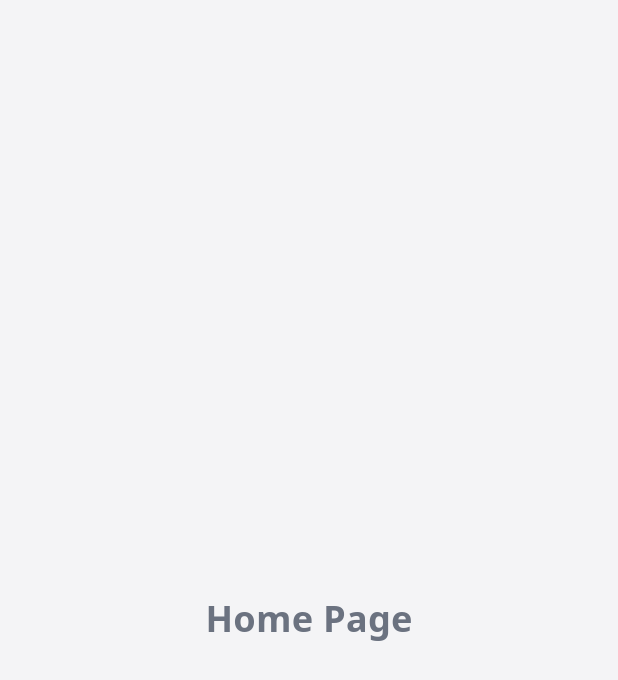
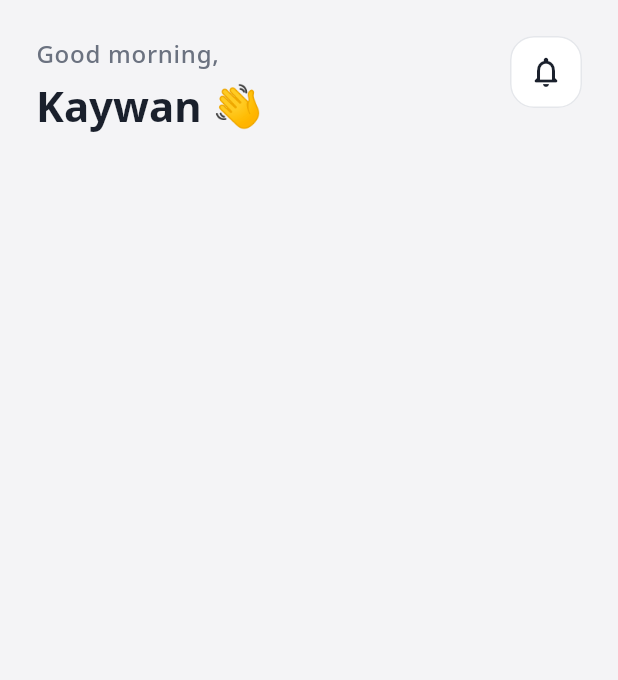
Before and after one commit to kaywansmustafa-web/Saxlem, a Flutter app: the HomePage screen opened directly, on a phone screen of 412 x 824 dp. Shown: the top 680 px of the screen. Run offline on Flutter 3.47's test engine with Material 3 defaults, Android fonts, the phone set to English and light mode, and no system bars; our stand-ins replace google_fonts.

Commit message:
Add reusable dashboard header

```diff
--- a/mobile/lib/features/home/presentation/pages/home_page.dart
+++ b/mobile/lib/features/home/presentation/pages/home_page.dart
@@ -1,17 +1,21 @@
 import 'package:flutter/material.dart';
+
+import '../../../../config/theme/app_colors.dart';
+import '../widgets/dashboard_header.dart';
 
 class HomePage extends StatelessWidget {
   const HomePage({super.key});
 
   @override
   Widget build(BuildContext context) {
-    return const Scaffold(
-      body: Center(
-        child: Text(
-          'Home Page',
-          style: TextStyle(
-            fontSize: 24,
-            fontWeight: FontWeight.bold,
+    return Scaffold(
+      backgroundColor: AppColors.background,
+      body: SafeArea(
+        child: Padding(
+          padding: const EdgeInsets.fromLTRB(24, 24, 24, 32),
+          child: DashboardHeader(
+            userName: 'Kaywan',
+            onNotificationPressed: () {},
           ),
         ),
       ),
--- /dev/null
+++ b/mobile/lib/features/home/presentation/widgets/dashboard_header.dart
@@ -0,0 +1,85 @@
+import 'package:flutter/material.dart';
+
+import '../../../../config/theme/app_colors.dart';
+
+class DashboardHeader extends StatelessWidget {
+  const DashboardHeader({
+    required this.userName,
+    this.onNotificationPressed,
+    super.key,
+  });
+
+  final String userName;
+  final VoidCallback? onNotificationPressed;
+
+  @override
+  Widget build(BuildContext context) {
+    return Row(
+      crossAxisAlignment: CrossAxisAlignment.start,
+      children: [
+        Expanded(
+          child: Column(
+            crossAxisAlignment: CrossAxisAlignment.start,
+            children: [
+              Text(
+                _greeting(),
+                style: Theme.of(context).textTheme.bodyLarge?.copyWith(
+                      color: AppColors.textSecondary,
+                      fontWeight: FontWeight.w500,
+                    ),
+              ),
+              const SizedBox(height: 4),
+              Text(
+                '$userName 👋',
+                maxLines: 1,
+                overflow: TextOverflow.ellipsis,
+                style: Theme.of(context).textTheme.headlineMedium?.copyWith(
+                      fontSize: 28,
+                      fontWeight: FontWeight.w700,
+                      color: AppColors.textPrimary,
+                    ),
+              ),
+            ],
+          ),
+        ),
+        const SizedBox(width: 16),
+        Material(
+          color: AppColors.white,
+          borderRadius: BorderRadius.circular(16),
+          child: InkWell(
+            onTap: onNotificationPressed,
+            borderRadius: BorderRadius.circular(16),
+            child: Container(
+              width: 48,
+              height: 48,
+              decoration: BoxDecoration(
+                borderRadius: BorderRadius.circular(16),
+                border: Border.all(
+                  color: AppColors.border,
+                ),
+              ),
+              child: const Icon(
+                Icons.notifications_none_rounded,
+                color: AppColors.textPrimary,
+              ),
+            ),
+          ),
+        ),
+      ],
+    );
+  }
+
+  String _greeting() {
+    final hour = DateTime.now().hour;
+
+    if (hour < 12) {
+      return 'Good morning,';
+    }
+
+    if (hour < 17) {
+      return 'Good afternoon,';
+    }
+
+    return 'Good evening,';
+  }
+}
```
Also changed, not shown: 2 other files.
